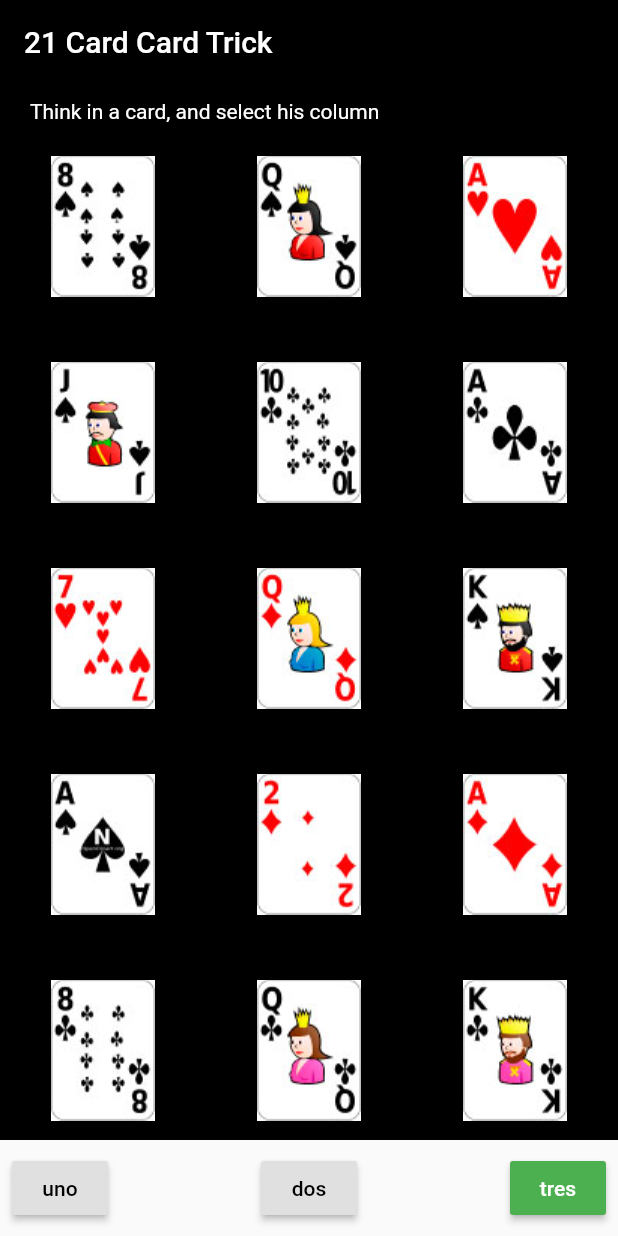
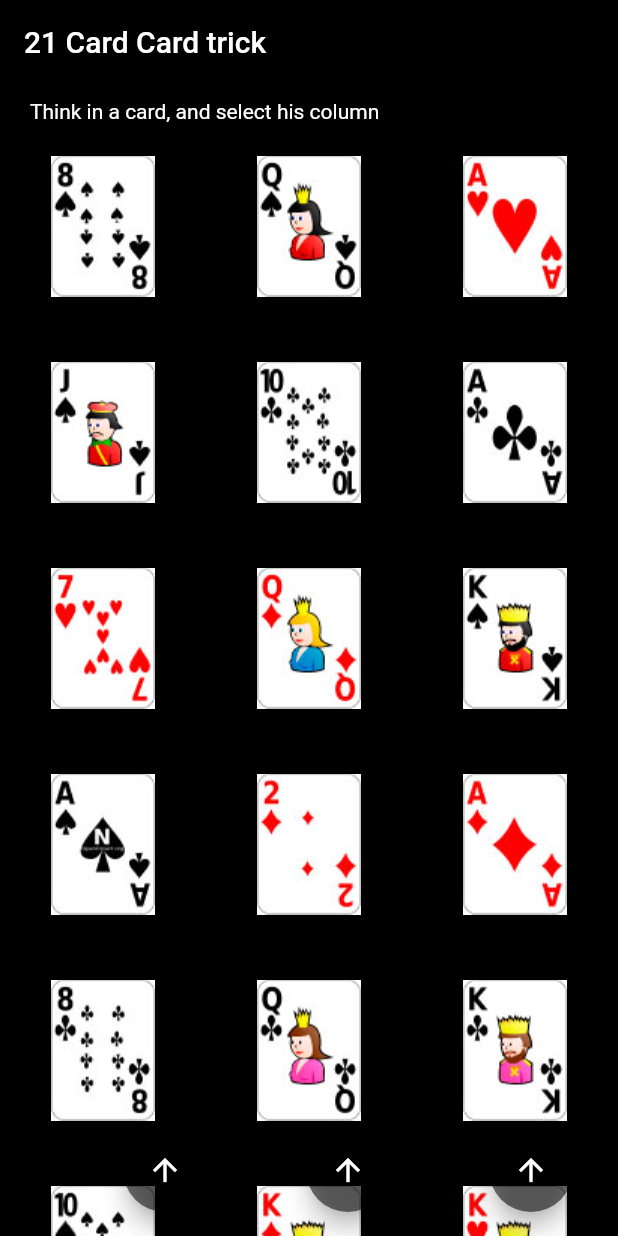
Before and after one commit to vhitox/playing_card, a Flutter app: the screen it shows after launch, on a phone screen of 412 x 824 dp. Run offline on Flutter 3.47's test engine with Material 2 defaults, Android fonts, the phone set to English and light mode, and no system bars.

Commit message:
parte visual terminada

```diff
--- a/lib/main.dart
+++ b/lib/main.dart
@@ -2,7 +2,9 @@ import 'package:flutter/material.dart';
 import 'package:play_cards/utils/card_helper.dart';
 
 void main() => runApp(MyApp());
-
+final Color bl = Colors.black;
+final Text title = Text("21 Card Card trick");
+final Color wh = Colors.white;
 class MyApp extends StatelessWidget {
   @override
   Widget build(BuildContext context) {
@@ -38,7 +40,7 @@ class _CardsState extends State<Cards> {
           context,
           MaterialPageRoute(
               builder: (context) =>
-                  YourCard("${matriz[3][1]}", "${matriz[3][1]}")));
+                  YourCard("${matriz[3][1]}")));
     }
   }
 
@@ -54,35 +56,21 @@ class _CardsState extends State<Cards> {
   @override
   Widget build(BuildContext context) {
     return Scaffold(
-        bottomNavigationBar: ButtonBar(
-          alignment: MainAxisAlignment.spaceBetween,
-          children: <Widget>[
-            RaisedButton(
-                child: Text("uno"),
-                onPressed: () {
-                  _selectColumn(0);
-                }),
-            RaisedButton(
-              child: Text("dos"),
-              onPressed: () {
-                _selectColumn(1);
-              },
-            ),
-            RaisedButton(
-              color: Colors.green,
-              child: Text("tres"),
-              onPressed: () {
-                _selectColumn(2);
-              },
-            ),
-          ],
+        floatingActionButton: Container(
+        margin: EdgeInsets.only(right: 14.0),
+        width: 300.0,
+        child: Row(
+        mainAxisSize: MainAxisSize.min,
+        mainAxisAlignment: MainAxisAlignment.spaceBetween,
+          children: _buttons(),
         ),
+      ),
          appBar: AppBar(
-           title: Text("21 Card Card Trick"),
-           backgroundColor: Colors.black,
+           title: title,
+           backgroundColor: bl,
          ),
         body: Container(
-          decoration: BoxDecoration(color: Colors.black),
+          decoration: BoxDecoration(color: bl),
           child: CustomScrollView(
           controller: _scrollController,
           slivers: <Widget>[
@@ -91,7 +79,7 @@ class _CardsState extends State<Cards> {
                 padding: EdgeInsets.only(top: 10.0, left: 20.0),
                 child: Text(
                   "Think in a card, and select his column",
-                  style: TextStyle(color: Colors.white,),
+                  style: TextStyle(color: wh,),
                   ),
               ),
             ),
@@ -114,36 +102,49 @@ class _CardsState extends State<Cards> {
         ),
         ));
   }
+  List<Widget> _buttons(){
+    List<Widget> retB = List<Widget>();
+    for(var i = 0; i<=2; i++){
+      retB.add(FloatingActionButton(
+              heroTag: "${i}",
+              backgroundColor: Colors.black54,
+              child: Icon(Icons.arrow_upward), onPressed: () {
+                _selectColumn(i);
+              },
+            ));
+    }
+    return retB;
+  }
 }
 
 class YourCard extends StatelessWidget {
-  String heroTag;
   String yourcard;
-  YourCard(this.yourcard, this.heroTag);
+  YourCard(this.yourcard);
   @override
   Widget build(BuildContext context) {
     return MaterialApp(
       home: Scaffold(
-        bottomNavigationBar: ButtonBar(
-          children: <Widget>[
-            RaisedButton(
-              child: Text("Volver a iniciar"),
-              onPressed: () {
-                Navigator.push(
+        floatingActionButton: FloatingActionButton(
+          backgroundColor: Colors.white54,
+          child: IconButton(
+            icon: Icon(Icons.arrow_back_ios), onPressed: () {
+              Navigator.push(
                     context, MaterialPageRoute(builder: (context) => MyApp()));
-              },
-            )
-          ],
+            },
+          ),
         ),
+
         appBar: AppBar(
-          title: Text("Your result"),
+          title: title,
+          backgroundColor: bl,
         ),
         body: Container(
+          decoration: BoxDecoration(color: bl),
             child: Stack(
           children: <Widget>[
             Container(
               padding: EdgeInsets.only(top: 20.0, left: 20.0),
-              child: Text("La carta elegida es:"),
+              child: Text("This your card:", style: TextStyle(color: wh),),
             ),
             Center(
               child: Container(
```
